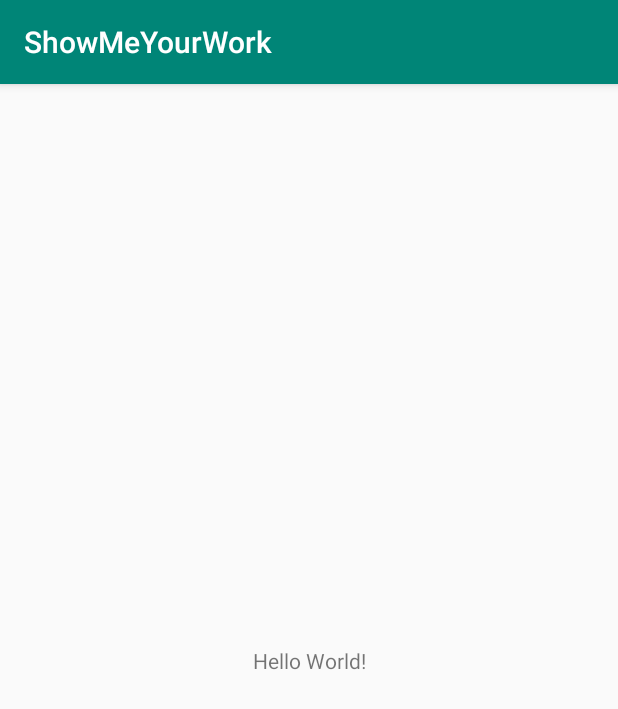
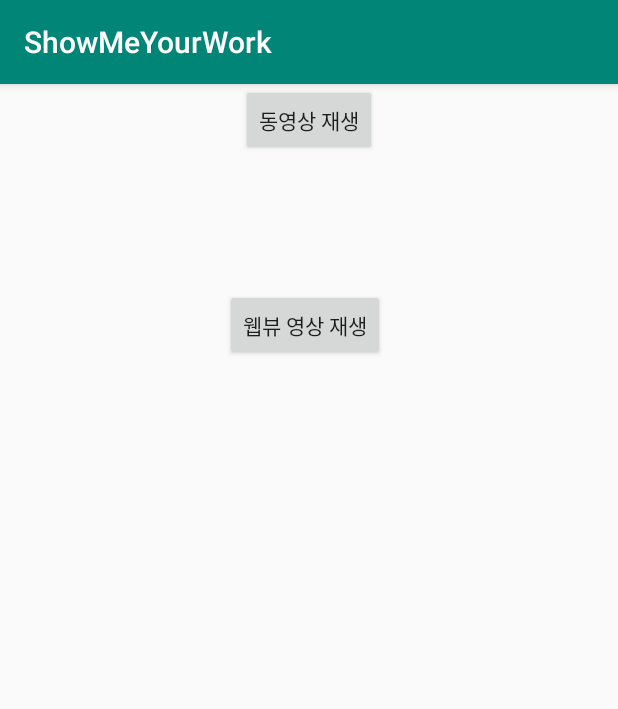
Before and after one commit to hyunjune-lee/ShowMeYourWork_Mirror, an Android app: the screen it shows after launch (MainActivity), on a phone screen of 412 x 824 dp. Shown: the top 709 px of the screen. Run offline under Robolectric (Android 15) with nearby library versions, the phone set to English and light mode, and no system bars.

Commit message:
webview layout, class 완성

```diff
--- a/app/src/main/AndroidManifest.xml
+++ b/app/src/main/AndroidManifest.xml
@@ -1,6 +1,7 @@
 <?xml version="1.0" encoding="utf-8"?>
 <manifest xmlns:android="http://schemas.android.com/apk/res/android"
     package="com.example.showmeyourwork">
+    <uses-permission android:name="android.permission.INTERNET"/>
 
     <application
         android:allowBackup="true"
@@ -16,6 +17,8 @@
                 <category android:name="android.intent.category.LAUNCHER" />
             </intent-filter>
         </activity>
+        <activity android:name=".ActivityVideoPlay"/>
+        <activity android:name=".ActivityWebViewPlay"/>
     </application>
 
 </manifest>
--- a/app/src/main/java/com/example/showmeyourwork/MainActivity.java
+++ b/app/src/main/java/com/example/showmeyourwork/MainActivity.java
@@ -2,18 +2,40 @@ package com.example.showmeyourwork;
 
 import androidx.appcompat.app.AppCompatActivity;
 
+import android.content.Intent;
 import android.os.Bundle;
-import android.util.Log;
+import android.view.View;
+import android.widget.Button;
 
 public class MainActivity extends AppCompatActivity {
 
+    Button videoVidsBtn;
+    Button webViewBtn;
     @Override
     protected void onCreate(Bundle savedInstanceState) {
         super.onCreate(savedInstanceState);
         setContentView(R.layout.activity_main);
 
+        videoVidsBtn = findViewById(R.id.activity_mainactivity_video_btn);
+        videoVidsBtn.setOnClickListener(new View.OnClickListener() {
+            @Override
+            public void onClick(View v) {
+                Intent intent = new Intent(MainActivity.this, ActivityVideoPlay.class);
+                startActivity(intent);
+            }
+        });
 
-        Log.e("테스트", "테스트");
-        Log.e("테스트", "테스트");
+        webViewBtn = findViewById(R.id.webview_btn);
+        webViewBtn.setOnClickListener(new View.OnClickListener() {
+            @Override
+            public void onClick(View v) {
+                Intent intent = new Intent(MainActivity.this, ActivityWebViewPlay.class);
+                startActivity(intent);
+            }
+        });
+
+
+
+
     }
 }
--- a/app/src/main/res/layout/activity_main.xml
+++ b/app/src/main/res/layout/activity_main.xml
@@ -6,13 +6,25 @@
     android:layout_height="match_parent"
     tools:context=".MainActivity">
 
-    <TextView
+    <Button
+        android:id="@+id/activity_mainactivity_video_btn"
         android:layout_width="wrap_content"
         android:layout_height="wrap_content"
-        android:text="Hello World!"
-        app:layout_constraintBottom_toBottomOf="parent"
-        app:layout_constraintLeft_toLeftOf="parent"
-        app:layout_constraintRight_toRightOf="parent"
+        android:text="동영상 재생"
+        app:layout_constraintEnd_toEndOf="parent"
+        app:layout_constraintHorizontal_bias="0.5"
+        app:layout_constraintStart_toStartOf="parent"
         app:layout_constraintTop_toTopOf="parent" />
 
+    <Button
+        android:id="@+id/webview_btn"
+        android:layout_width="wrap_content"
+        android:layout_height="wrap_content"
+        android:text="웹뷰 영상 재생"
+        app:layout_constraintBottom_toBottomOf="parent"
+        app:layout_constraintEnd_toEndOf="parent"
+        app:layout_constraintHorizontal_bias="0.492"
+        app:layout_constraintStart_toStartOf="parent"
+        app:layout_constraintTop_toBottomOf="@+id/activity_mainactivity_video_btn"
+        app:layout_constraintVertical_bias="0.132" />
 </androidx.constraintlayout.widget.ConstraintLayout>
```
